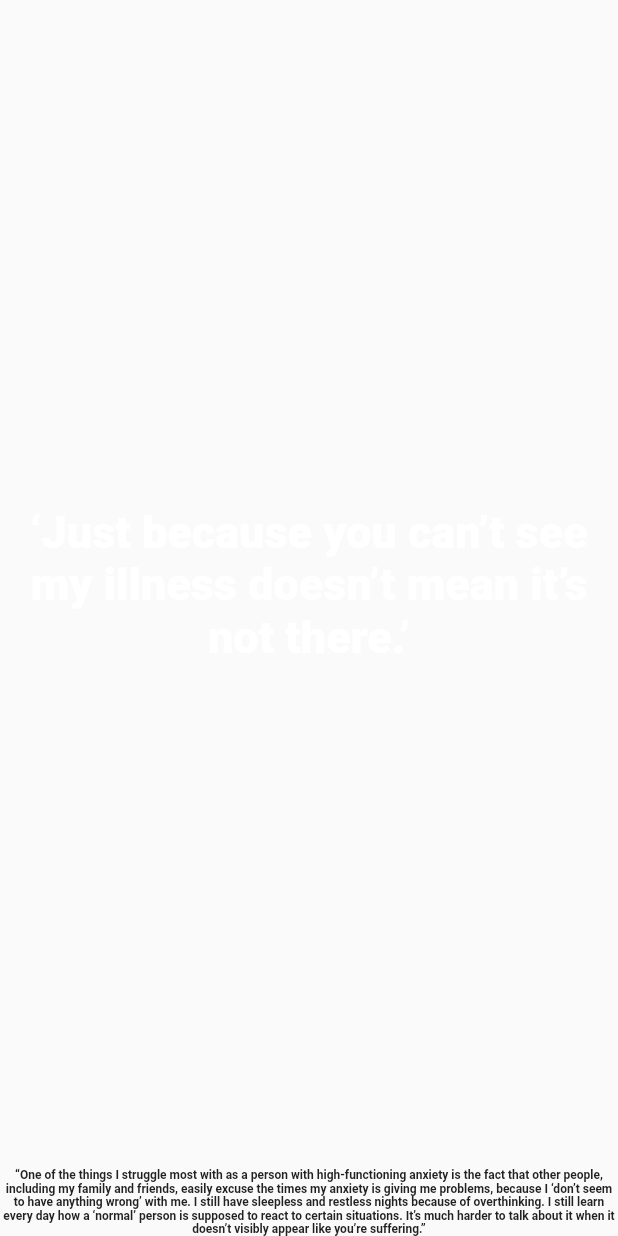
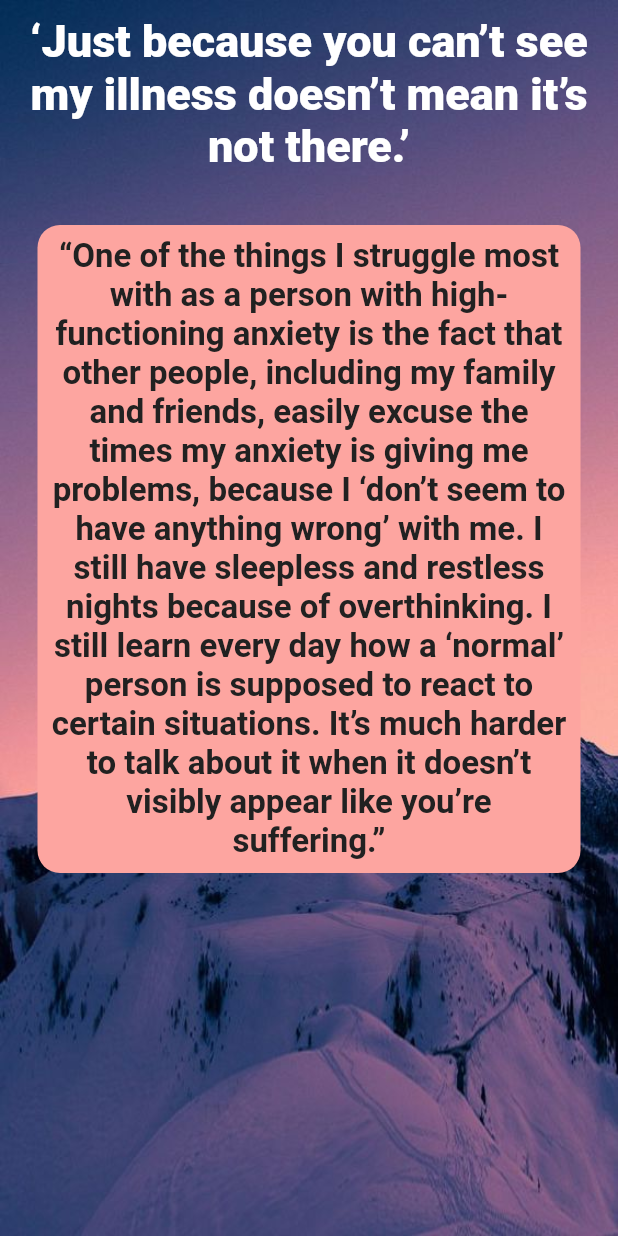
Before and after one commit to hariharen9/angst, a Flutter app: the Fact_2 screen opened directly, on a phone screen of 412 x 824 dp. Run offline on Flutter 3.47's test engine with Material 2 defaults, Android fonts, the phone set to English and light mode, and no system bars; our stand-ins replace after_layout, google_fonts, rflutter_alert, shared_preferences; accounts and stored records are empty; Roboto replaces fonts that are missing (Varela).

```diff
--- a/lib/extra.dart
+++ b/lib/extra.dart
@@ -31,13 +31,15 @@ class SplashState extends State<Splash> with AfterLayoutMixin<Splash> {
 
   @override
   Widget build(BuildContext context) {
-    return Scaffold(
+    return Material(
+      child: Scaffold(
           body: Container(
               decoration: BoxDecoration(
         image: DecorationImage(
           image: AssetImage('assets/images/background.jpg'),
           fit: BoxFit.cover,
         ),
-    )));
+      ))),
+    );
   }
 }
--- a/lib/landing_page.dart
+++ b/lib/landing_page.dart
@@ -18,8 +18,8 @@ class LandingPage extends StatefulWidget {
 class _LandingPageState extends State<LandingPage> {
   @override
   Widget build(BuildContext context) {
-    return Scaffold(
-      body: Container(
+    return Material(
+      child: Container(
           decoration: BoxDecoration(
             image: DecorationImage(
               image: AssetImage('assets/images/background.jpg'),
--- a/lib/reading_content/things_you_want_to_know/fact_2.dart
+++ b/lib/reading_content/things_you_want_to_know/fact_2.dart
@@ -9,9 +9,15 @@ class Fact_2 extends StatefulWidget {
 class _Fact_2State extends State<Fact_2> {
   @override
   Widget build(BuildContext context) {
-    return Column(
-      mainAxisAlignment: MainAxisAlignment.spaceBetween,
-      crossAxisAlignment: CrossAxisAlignment.stretch,
+    return Scaffold(
+      body: Container(
+        decoration: BoxDecoration(
+          image: DecorationImage(
+            image: AssetImage('assets/images/background.jpg'),
+            fit: BoxFit.cover,
+          ),
+        ),
+        child: ListView(
           children: <Widget>[
             Expanded(
               child: Padding(
@@ -30,17 +36,27 @@ class _Fact_2State extends State<Fact_2> {
               ),
             ),
             Container(
+              margin: EdgeInsets.all(25.0),
+              decoration: BoxDecoration(
+                color: Color(0xFFFDA5A0),
+                borderRadius: BorderRadius.circular(15),
+              ),
+              child: Padding(
+                padding: const EdgeInsets.all(8.0),
                 child: Text(
-            '“One of the things I struggle most with as a person with high-functioning anxiety is the fact that other people, including my family and friends, easily excuse the times my anxiety is giving me problems, because I ‘don\’t seem to have anything wrong’ with me. I still have sleepless and restless nights because of overthinking. I still learn every day how a ‘normal’ person is supposed to react to certain situations. It’s much harder to talk about it when it doesn’t visibly appear like you’re suffering.” ',
+                  '“One of the things I struggle most with as a person with high-functioning anxiety is the fact that other people, including my family and friends, easily excuse the times my anxiety is giving me problems, because I ‘don\’t seem to have anything wrong’ with me. I still have sleepless and restless nights because of overthinking. I still learn every day how a ‘normal’ person is supposed to react to certain situations. It’s much harder to talk about it when it doesn’t visibly appear like you’re suffering.”',
                   textAlign: TextAlign.center,
                   style: GoogleFonts.varela(
-              fontSize: 8,
+                    fontSize: 22,
                     fontWeight: FontWeight.w700,
                     color: Colors.grey.shade900,
                   ),
                 ),
               ),
+            ),
           ],
+        ),
+      ),
     );
   }
 }
```
Also changed, not shown: lib/onboarding_screen.dart (+12 -0 lines). Lines whose indentation alone changed are shown as unchanged.
